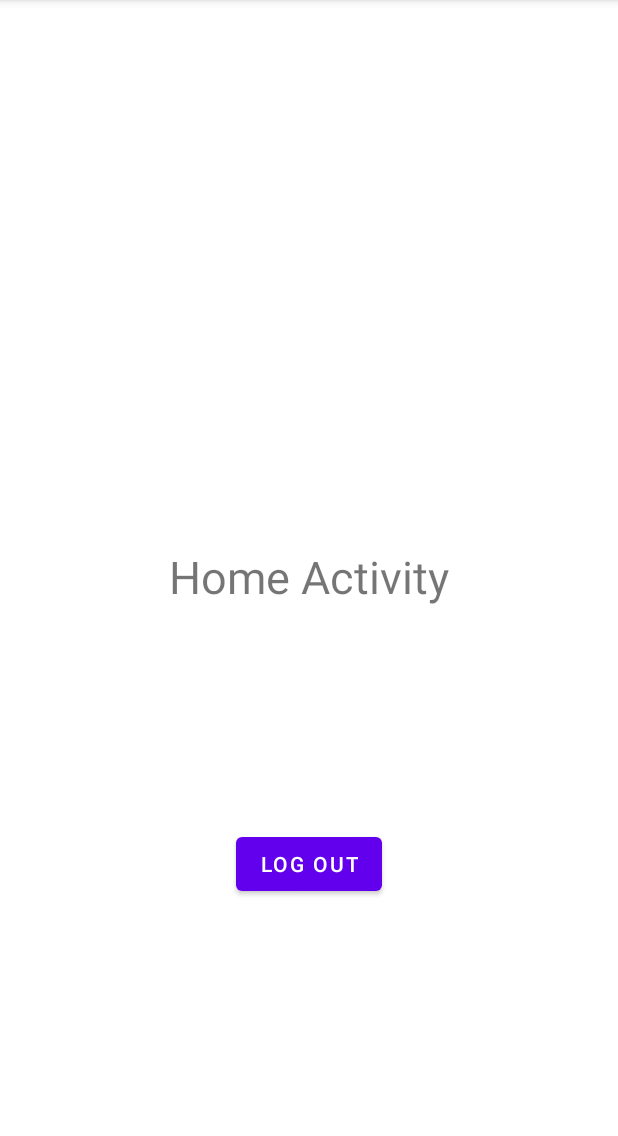
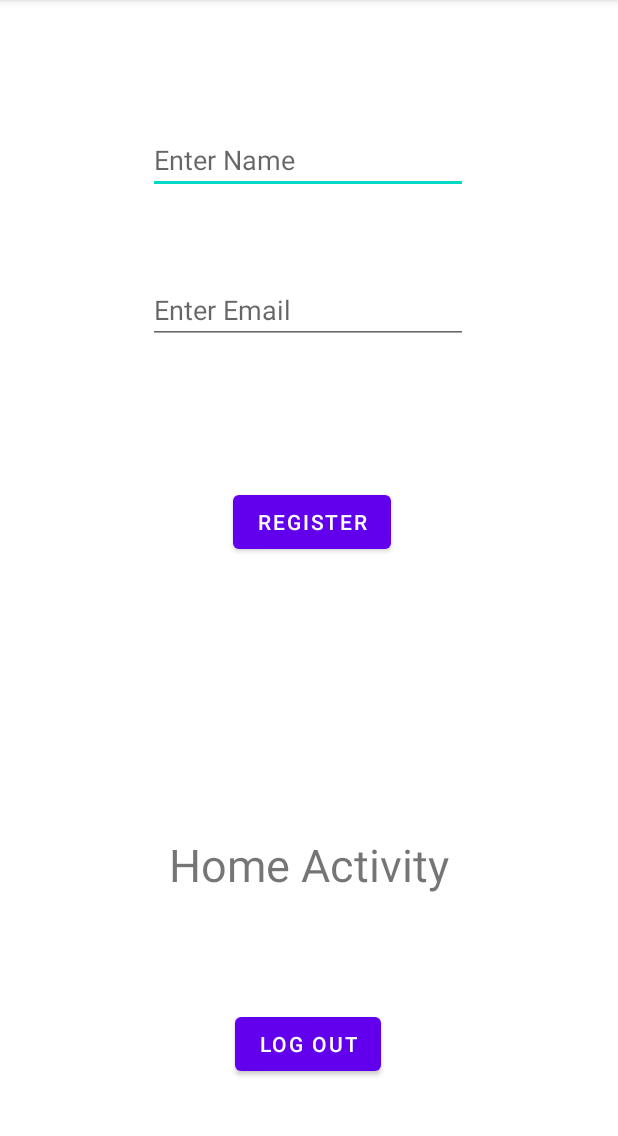
Before and after one commit to abhineshchandra1234/Phone-Authentication, an Android app: the screen it shows after launch once a user with an empty profile is signed in (HomeActivity), on a phone screen of 412 x 824 dp, the part 84-1220 px from its top. Run offline under Robolectric (Android 15) with nearby library versions, the phone set to English and light mode, and no system bars; our stand-ins replace Firebase (no records; nobody signed in at launch, a user with empty details on screens opened directly).

Commit message:
changed ui of home screen

```diff
--- a/app/src/main/res/layout/activity_home.xml
+++ b/app/src/main/res/layout/activity_home.xml
@@ -15,15 +15,54 @@
         app:layout_constraintBottom_toBottomOf="parent"
         app:layout_constraintEnd_toEndOf="parent"
         app:layout_constraintStart_toStartOf="parent"
-        app:layout_constraintTop_toTopOf="parent" />
+        app:layout_constraintTop_toTopOf="parent"
+        app:layout_constraintVertical_bias="0.764" />
 
     <Button
         android:id="@+id/btnLogOut"
         android:layout_width="wrap_content"
         android:layout_height="wrap_content"
-        android:layout_marginBottom="168dp"
+        android:layout_marginBottom="48dp"
         android:text="Log out"
         app:layout_constraintBottom_toBottomOf="parent"
         app:layout_constraintEnd_toEndOf="parent"
+        app:layout_constraintHorizontal_bias="0.498"
         app:layout_constraintStart_toStartOf="parent" />
+
+    <EditText
+        android:id="@+id/etEnterName"
+        android:layout_width="wrap_content"
+        android:layout_height="wrap_content"
+        android:layout_marginTop="84dp"
+        android:ems="10"
+        android:inputType="textPersonName"
+        android:hint="Enter Name"
+        app:layout_constraintEnd_toEndOf="parent"
+        app:layout_constraintHorizontal_bias="0.497"
+        app:layout_constraintStart_toStartOf="parent"
+        app:layout_constraintTop_toTopOf="parent" />
+
+    <EditText
+        android:id="@+id/etEnterEmail"
+        android:layout_width="wrap_content"
+        android:layout_height="wrap_content"
+        android:layout_marginTop="184dp"
+        android:ems="10"
+        android:inputType="textPersonName"
+        android:hint="Enter Email"
+        app:layout_constraintEnd_toEndOf="parent"
+        app:layout_constraintHorizontal_bias="0.497"
+        app:layout_constraintStart_toStartOf="parent"
+        app:layout_constraintTop_toTopOf="parent" />
+
+    <Button
+        android:id="@+id/btnRegister"
+        android:layout_width="wrap_content"
+        android:layout_height="wrap_content"
+        android:layout_marginTop="324dp"
+        android:text="Register"
+        app:layout_constraintEnd_toEndOf="parent"
+        app:layout_constraintHorizontal_bias="0.506"
+        app:layout_constraintStart_toStartOf="parent"
+        app:layout_constraintTop_toTopOf="parent" />
 </androidx.constraintlayout.widget.ConstraintLayout>
```
